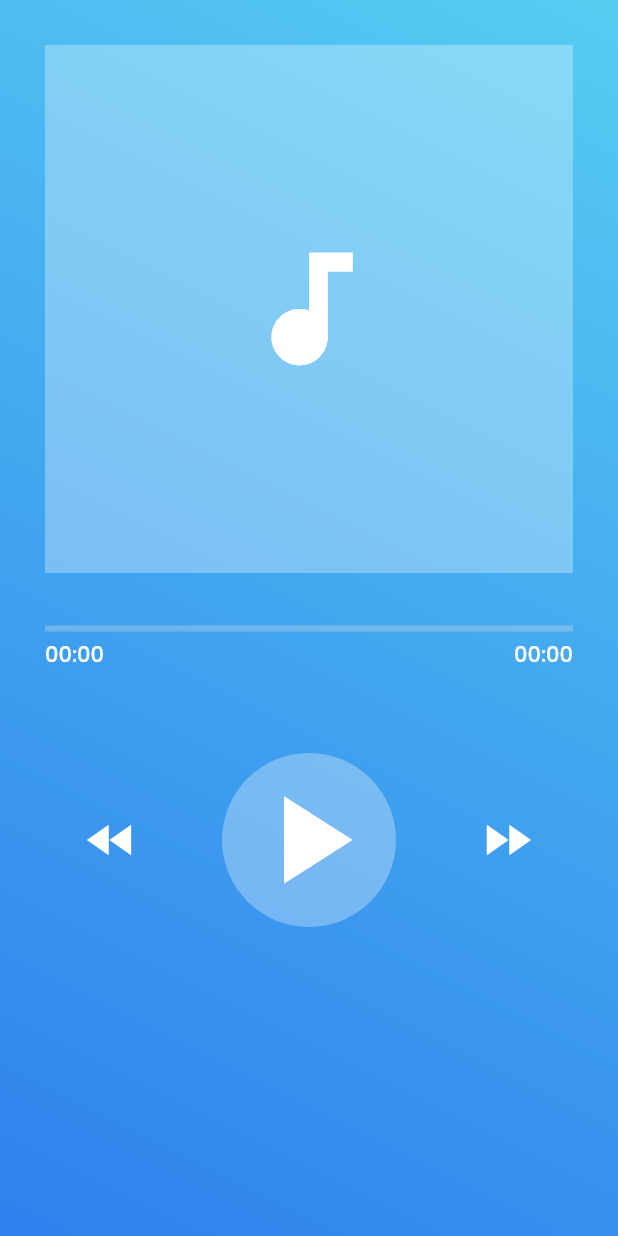
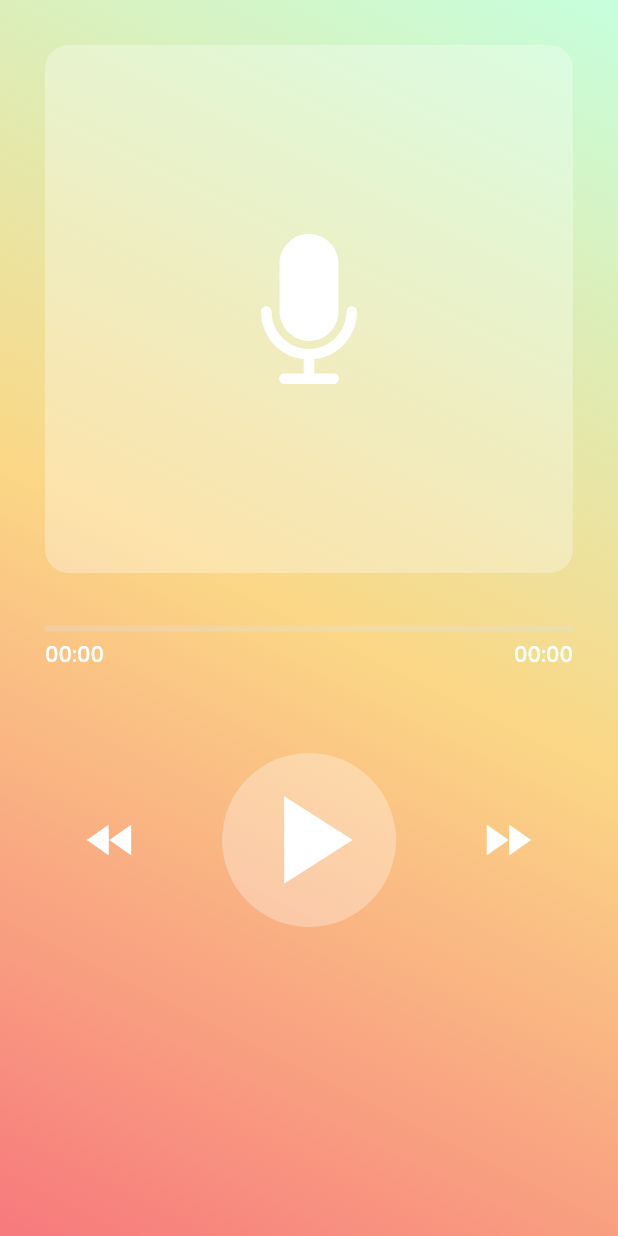
Before and after one commit to prasetyanurangga/panda, a Flutter app: the screen it shows after launch, on a phone screen of 412 x 824 dp. Run offline on Flutter 3.47's test engine with Material 2 defaults, Android fonts, the phone set to English and light mode, and no system bars; our stand-ins replace audio_service, bloc, cached_network_image, dio, equatable, flutter_animation_progress_bar and 4 more; network calls fail.

Commit message:
add back color & change placeholder image

```diff
--- a/lib/constant.dart
+++ b/lib/constant.dart
@@ -1,18 +1,7 @@
 import 'package:flutter/material.dart';
 
+const apiKey = "YOUR_API_KEY";
 List<List<Color>> backColor = [
-  [
-    Color(0xFF56CCF2),
-    Color(0xFF2F80ED),
-  ],
-  [
-    Color(0xFFF0B353),
-    Color(0xFFE94276),
-  ],
-  [
-    Color(0xFF34e89e),
-    Color(0xFF0f3443),
-  ],
   [
     Color(0xFFC6FFDD),
     Color(0xFFFBD786),
@@ -38,5 +27,77 @@ List<List<Color>> backColor = [
   [
     Color(0xFF009FFF),
     Color(0xFFec2F4B),
+  ],
+  [
+    Color(0xFFFF416C),
+    Color(0xFFFF4B2B),
+  ],
+  [
+    Color(0xFF8A2387),
+    Color(0xFFE94057),
+    Color(0xFFF27121),
+  ],
+  [
+    Color(0xFFED213A),
+    Color(0xFF93291E),
+  ],
+  [
+    Color(0xFF59C173),
+    Color(0xFFa17fe0),
+    Color(0xFF5D26C1),
+  ],
+  [
+    Color(0xFFDA4453),
+    Color(0xFF89216B),
+  ],
+  [
+    Color(0xFF333333),
+    Color(0xFFdd1818),
+  ],
+  [
+    Color(0xFF355C7D),
+    Color(0xFF6C5B7B),
+    Color(0xFFC06C84),
+  ],
+  [
+    Color(0xFF108dc7),
+    Color(0xFFef8e38),
+  ],
+  [
+    Color(0xFFc94b4b),
+    Color(0xFF4b134f),
+  ],
+  [
+    Color(0xFF23074d),
+    Color(0xFFcc5333),
+  ],
+  [
+    Color(0xFF0f0c29),
+    Color(0xFF302b63),
+    Color(0xFF24243e),
+  ],
+  [
+    Color(0xFFfc4a1a),
+    Color(0xFFf7b733),
+  ],
+  [
+    Color(0xFF03001e),
+    Color(0xFF7303c0),
+    Color(0xFFec38bc),
+    Color(0xFFfdeff9),
+  ],
+  [
+    Color(0xFFe1eec3),
+    Color(0xFFf05053),
+  ],
+  [
+    Color(0xFF1a2a6c),
+    Color(0xFFb21f1f),
+    Color(0xFFfdbb2d),
+  ],
+  [
+    Color(0xFF3A1C71),
+    Color(0xFFD76D77),
+    Color(0xFFFFAF7B),
   ]
 ];
--- a/lib/main.dart
+++ b/lib/main.dart
@@ -16,7 +16,7 @@ class MyApp extends StatelessWidget {
     return BlocProvider(
       create: (context)  => JustListenBloc(),
       child: MaterialApp(
-        title: 'Just Podcast',
+        title: 'Panda',
         theme: ThemeData(
           textTheme: GoogleFonts.poppinsTextTheme(
               Theme.of(context).textTheme.apply(bodyColor: Colors.white)),
--- a/lib/provider/api_provider.dart
+++ b/lib/provider/api_provider.dart
@@ -1,4 +1,5 @@
 import 'package:panda/models/just_listen_model.dart';
+import 'package:panda/constant.dart';
 import 'package:dio/dio.dart';
 import 'custom_exception.dart';
 import 'dart:async';
@@ -14,7 +15,7 @@ class ApiProvider{
     try {
       response = await _dio.get(_endpoint, options:
         Options(headers: {
-          'X-ListenAPI-Key': 'YOUR_API_KEY',
+          'X-ListenAPI-Key': apiKey,
         })
       );
     } on Error catch (e) {
--- a/lib/screens/home_screen.dart
+++ b/lib/screens/home_screen.dart
@@ -11,7 +11,7 @@ import 'package:panda/bloc/just_listen/just_listen_state.dart';
 import 'package:cached_network_image/cached_network_image.dart';
 import 'dart:async';
 import 'package:audio_service/audio_service.dart';
-
+import 'package:flutter_svg/flutter_svg.dart';
 
 class HomePage extends StatefulWidget {
   HomePage({Key key}) : super(key: key);
@@ -178,7 +178,7 @@ class _HomePageState extends State<HomePage> with SingleTickerProviderStateMixin
                               height: MediaQuery.of(context).size.width,
                               color: Colors.white.withOpacity(0.3),
                               child: Center(
-                                  child : Icon(Icons.audiotrack, color: Colors.white, size: 100)
+                                child : SvgPicture.asset("assets/icons/microphone.svg", color: Colors.white, width: 100, height: 100),
                               )
                           ),
                           errorWidget: (context, url, error) => Icon(Icons.error),
@@ -187,13 +187,16 @@ class _HomePageState extends State<HomePage> with SingleTickerProviderStateMixin
                       );
                     }
                     else{
-                      return Container(
-                          width: MediaQuery.of(context).size.width,
-                          height: MediaQuery.of(context).size.width,
-                          color: Colors.white.withOpacity(0.3),
-                          child: Center(
-                              child : Icon(Icons.audiotrack, color: Colors.white, size: 100)
-                          )
+                      return ClipRRect(
+                        borderRadius: BorderRadius.circular(16.0),
+                        child: Container(
+                            width: MediaQuery.of(context).size.width,
+                            height: MediaQuery.of(context).size.width,
+                            color: Colors.white.withOpacity(0.3),
+                            child: Center(
+                                child : SvgPicture.asset("assets/icons/microphone.svg", color: Colors.white, width: 100, height: 100),
+                            )
+                        )
                       );
                     }
                   },
--- a/pubspec.yaml
+++ b/pubspec.yaml
@@ -38,6 +38,7 @@ dependencies:
   equatable: ^1.1.1
   connectivity: 0.4.8+1
   flutter_cache_manager: ^1.4.0
+  flutter_svg: ^0.19.1
 
 dev_dependencies:
   flutter_test:
@@ -55,9 +56,8 @@ flutter:
   uses-material-design: true
 
   # To add assets to your application, add an assets section, like this:
-  # assets:
-  #   - images/a_dot_burr.jpeg
-  #   - images/a_dot_ham.jpeg
+  assets:
+    - assets/icons/
 
   # An image asset can refer to one or more resolution-specific "variants", see
   # https://flutter.dev/assets-and-images/#resolution-aware.
```
Also changed, not shown: assets/icons/microphone.svg (added), pubspec.lock, 1 other file.
